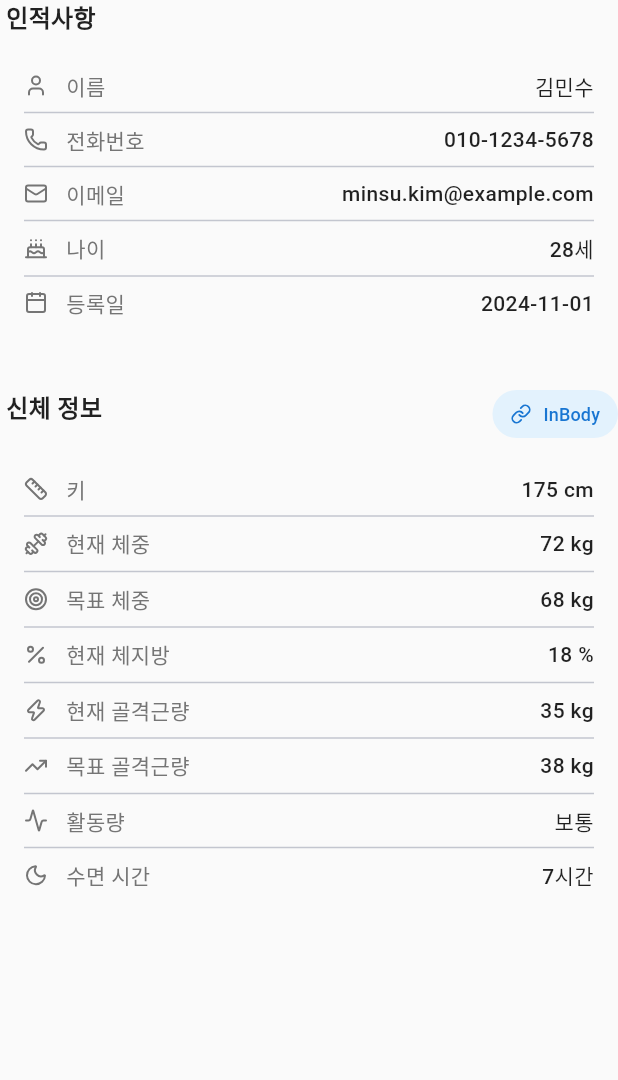
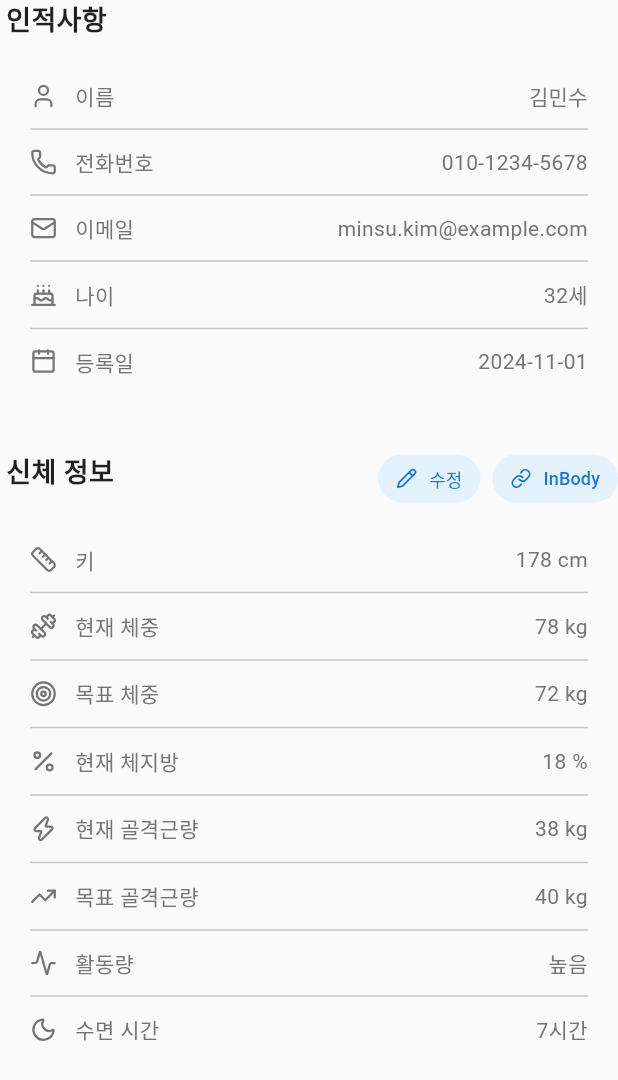
Before and after one commit to shkch02/ptlog, a Flutter app: the BasicInfoTab widget shown alone on an empty page, opened directly with sample values from the repository, on a phone screen of 412 x 824 dp. Shown: the top 1080 px of the screen. Run offline on Flutter 3.47's test engine with Material 3 defaults, Android fonts, the phone set to English and light mode, and no system bars; our stand-ins replace flutter_riverpod, lucide_icons, table_calendar; network calls fail; Roboto replaces fonts that are missing (Pretendard).

Commit message:
신체정보 수정 탭 추가

```diff
--- a/lib/models/member.dart
+++ b/lib/models/member.dart
@@ -9,6 +9,17 @@ class Member {
   final String notes;
   final String? profileImage;
 
+  // --- 추가된 신체 정보 필드 (Null 허용) ---
+  final String? height;        // 키
+  final String? weight;        // 현재 체중
+  final String? targetWeight;  // 목표 체중
+  final String? age;           // 나이
+  final String? bodyFat;       // 체지방률
+  final String? skeletalMuscle;// 골격근량
+  final String? targetMuscle;  // 목표 골격근량
+  final String? activityLevel; // 활동량
+  final String? sleepTime;     // 수면 시간
+
   Member({
     required this.id,
     required this.name,
@@ -19,6 +30,16 @@ class Member {
     required this.registrationDate,
     required this.notes,
     this.profileImage,
+    // --- 생성자 추가 ---
+    this.height,
+    this.weight,
+    this.targetWeight,
+    this.age,
+    this.bodyFat,
+    this.skeletalMuscle,
+    this.targetMuscle,
+    this.activityLevel,
+    this.sleepTime,
   });
 
   Member copyWith({
@@ -31,6 +52,16 @@ class Member {
     String? registrationDate,
     String? notes,
     String? profileImage,
+    // --- copyWith 추가 ---
+    String? height,
+    String? weight,
+    String? targetWeight,
+    String? age,
+    String? bodyFat,
+    String? skeletalMuscle,
+    String? targetMuscle,
+    String? activityLevel,
+    String? sleepTime,
   }) {
     return Member(
       id: id ?? this.id,
@@ -42,6 +73,16 @@ class Member {
       registrationDate: registrationDate ?? this.registrationDate,
       notes: notes ?? this.notes,
       profileImage: profileImage ?? this.profileImage,
+      // --- copyWith 적용 ---
+      height: height ?? this.height,
+      weight: weight ?? this.weight,
+      targetWeight: targetWeight ?? this.targetWeight,
+      age: age ?? this.age,
+      bodyFat: bodyFat ?? this.bodyFat,
+      skeletalMuscle: skeletalMuscle ?? this.skeletalMuscle,
+      targetMuscle: targetMuscle ?? this.targetMuscle,
+      activityLevel: activityLevel ?? this.activityLevel,
+      sleepTime: sleepTime ?? this.sleepTime,
     );
   }
 
@@ -56,6 +97,16 @@ class Member {
       'registrationDate': registrationDate,
       'notes': notes,
       'profileImage': profileImage,
+      // --- toJson 추가 ---
+      'height': height,
+      'weight': weight,
+      'targetWeight': targetWeight,
+      'age': age,
+      'bodyFat': bodyFat,
+      'skeletalMuscle': skeletalMuscle,
+      'targetMuscle': targetMuscle,
+      'activityLevel': activityLevel,
+      'sleepTime': sleepTime,
     };
   }
 
@@ -70,6 +121,16 @@ class Member {
       registrationDate: json['registrationDate'],
       notes: json['notes'],
       profileImage: json['profileImage'],
+      // --- fromJson 추가 ---
+      height: json['height'],
+      weight: json['weight'],
+      targetWeight: json['targetWeight'],
+      age: json['age'],
+      bodyFat: json['bodyFat'],
+      skeletalMuscle: json['skeletalMuscle'],
+      targetMuscle: json['targetMuscle'],
+      activityLevel: json['activityLevel'],
+      sleepTime: json['sleepTime'],
     );
   }
 }
--- a/lib/widgets/member_detail_tabs/basic_info_tab.dart
+++ b/lib/widgets/member_detail_tabs/basic_info_tab.dart
@@ -1,8 +1,9 @@
 import 'package:flutter/material.dart';
 import 'package:lucide_icons/lucide_icons.dart';
-import 'package:ptlog/constants/app_colors.dart';
-import 'package:ptlog/constants/app_text_styles.dart';
-import 'package:ptlog/models/index.dart';
+import '../../../models/member.dart';
+import '../../../constants/app_colors.dart';
+import '../../../constants/app_text_styles.dart';
+import 'package:ptlog/widgets/physical_info_edit_dialog.dart';
 
 class BasicInfoTab extends StatelessWidget {
   final Member member;
@@ -19,29 +20,63 @@ class BasicInfoTab extends StatelessWidget {
           Card(
             elevation: 0,
             color: AppColors.background,
+            shape: RoundedRectangleBorder(borderRadius: BorderRadius.circular(12)),
             child: Padding(
-              padding: const EdgeInsets.all(12.0),
+              padding: const EdgeInsets.all(16.0),
               child: Column(
                 children: [
                   _buildInfoRow(LucideIcons.user, '이름', member.name),
-                  const Divider(height: 16),
+                  const Divider(height: 24),
                   _buildInfoRow(LucideIcons.phone, '전화번호', member.phone),
-                  const Divider(height: 16),
+                  const Divider(height: 24),
                   _buildInfoRow(LucideIcons.mail, '이메일', member.email),
-                  const Divider(height: 16),
-                  _buildInfoRow(LucideIcons.cake, '나이', '28세'), // 더미
-                  const Divider(height: 16),
-                  _buildInfoRow(
-                      LucideIcons.calendar, '등록일', member.registrationDate),
+                  const Divider(height: 24),
+                  _buildInfoRow(LucideIcons.cake, '나이', member.age != null ? '${member.age}세' : '-'),
+                  const Divider(height: 24),
+                  _buildInfoRow(LucideIcons.calendar, '등록일', member.registrationDate),
                 ],
               ),
             ),
           ),
           const SizedBox(height: 24),
+
+          // 신체 정보 헤더 + InBody 버튼,수정버튼
           Row(
             mainAxisAlignment: MainAxisAlignment.spaceBetween,
             children: [
               _buildSectionTitle('신체 정보'),
+              Row(
+                children: [
+                  // 1. 수정 버튼 (연필 아이콘)
+                  FilledButton.tonalIcon(
+                    onPressed: () async {
+                      // 다이얼로그 띄우기
+                      final updatedMember = await showDialog<Member>(
+                        context: context,
+                        builder: (context) => PhysicalInfoEditDialog(member: member),
+                      );
+
+                      // 데이터가 수정되어 돌아왔을 때의 처리
+                      if (updatedMember != null) {
+                        // TODO: 상태 업데이트 로직 추가
+                        ScaffoldMessenger.of(context).showSnackBar(
+                          const SnackBar(content: Text('신체 정보가 수정되었습니다.')),
+                        );
+                      }
+                    },
+                    icon: const Icon(LucideIcons.pencil, size: 14),
+                    label: const Text('수정', style: TextStyle(fontSize: 12)),
+                    style: FilledButton.styleFrom(
+                      padding: const EdgeInsets.symmetric(horizontal: 12),
+                      minimumSize: const Size(0, 32),
+                      backgroundColor: AppColors.primaryLight,
+                      foregroundColor: AppColors.primary,
+                    ),
+                  ),
+
+                  const SizedBox(width: 8),
+
+                  // 2. 기존 InBody 버튼
                   FilledButton.tonalIcon(
                     onPressed: () {
                       ScaffoldMessenger.of(context).showSnackBar(
@@ -58,28 +93,33 @@ class BasicInfoTab extends StatelessWidget {
                   ),
                 ],
               ),
+            ],
+          ),
+
           Card(
             elevation: 0,
             color: AppColors.background,
+            shape: RoundedRectangleBorder(borderRadius: BorderRadius.circular(12)),
             child: Padding(
-              padding: const EdgeInsets.all(12.0),
+              padding: const EdgeInsets.all(16.0),
               child: Column(
                 children: [
-                  _buildInfoRow(LucideIcons.ruler, '키', '175 cm'),
-                  const Divider(height: 16),
-                  _buildInfoRow(LucideIcons.dumbbell, '현재 체중', '72 kg'),
-                  const Divider(height: 16),
-                  _buildInfoRow(LucideIcons.target, '목표 체중', '68 kg'),
-                  const Divider(height: 16),
-                  _buildInfoRow(LucideIcons.percent, '현재 체지방', '18 %'),
-                  const Divider(height: 16),
-                  _buildInfoRow(LucideIcons.zap, '현재 골격근량', '35 kg'),
-                  const Divider(height: 16),
-                  _buildInfoRow(LucideIcons.trendingUp, '목표 골격근량', '38 kg'),
-                  const Divider(height: 16),
-                  _buildInfoRow(LucideIcons.activity, '활동량', '보통'),
-                  const Divider(height: 16),
-                  _buildInfoRow(LucideIcons.moon, '수면 시간', '7시간'),
+                  // ★ 실제 데이터 바인딩 ★
+                  _buildInfoRow(LucideIcons.ruler, '키', _formatValue(member.height, 'cm')),
+                  const Divider(height: 24),
+                  _buildInfoRow(LucideIcons.dumbbell, '현재 체중', _formatValue(member.weight, 'kg')),
+                  const Divider(height: 24),
+                  _buildInfoRow(LucideIcons.target, '목표 체중', _formatValue(member.targetWeight, 'kg')),
+                  const Divider(height: 24),
+                  _buildInfoRow(LucideIcons.percent, '현재 체지방', _formatValue(member.bodyFat, '%')),
+                  const Divider(height: 24),
+                  _buildInfoRow(LucideIcons.zap, '현재 골격근량', _formatValue(member.skeletalMuscle, 'kg')),
+                  const Divider(height: 24),
+                  _buildInfoRow(LucideIcons.trendingUp, '목표 골격근량', _formatValue(member.targetMuscle, 'kg')),
+                  const Divider(height: 24),
+                  _buildInfoRow(LucideIcons.activity, '활동량', member.activityLevel ?? '-'),
+                  const Divider(height: 24),
+                  _buildInfoRow(LucideIcons.moon, '수면 시간', member.sleepTime ?? '-'),
                 ],
               ),
             ),
@@ -89,26 +129,30 @@ class BasicInfoTab extends StatelessWidget {
     );
   }
 
+  // 값이 있으면 단위 붙여서 반환, 없으면 '-'
+  String _formatValue(String? value, String unit) {
+    if (value == null || value.isEmpty) return '-';
+    return '$value $unit';
+  }
+
   Widget _buildSectionTitle(String title) {
     return Padding(
       padding: const EdgeInsets.only(bottom: 8.0, left: 4),
-      child: Text(title, style: AppTextStyles.subtitle1),
+      child: Text(title, style: AppTextStyles.h3),
     );
   }
 
   Widget _buildInfoRow(IconData icon, String label, String value) {
     return Row(
       children: [
-        Icon(icon, size: 16, color: AppColors.textSecondary),
+        Icon(icon, size: 18, color: AppColors.textSecondary),
         const SizedBox(width: 12),
         SizedBox(
-          width: 90,
-          child: Text(label, style: AppTextStyles.subtitle2),
+          width: 100,
+          child: Text(label, style: AppTextStyles.subtitle2.copyWith(color: AppColors.textSecondary)),
         ),
         Expanded(
-          child: Text(value,
-              style: AppTextStyles.body.copyWith(fontWeight: FontWeight.w500),
-              textAlign: TextAlign.right),
+          child: Text(value, style: AppTextStyles.subtitle2, textAlign: TextAlign.right),
         ),
       ],
     );
```
Also changed, not shown: lib/data/mock_data.dart (+22 -2 lines), lib/widgets/physical_info_edit_dialog.dart (added, +179 -0 lines). Lines whose indentation alone changed are shown as unchanged.
